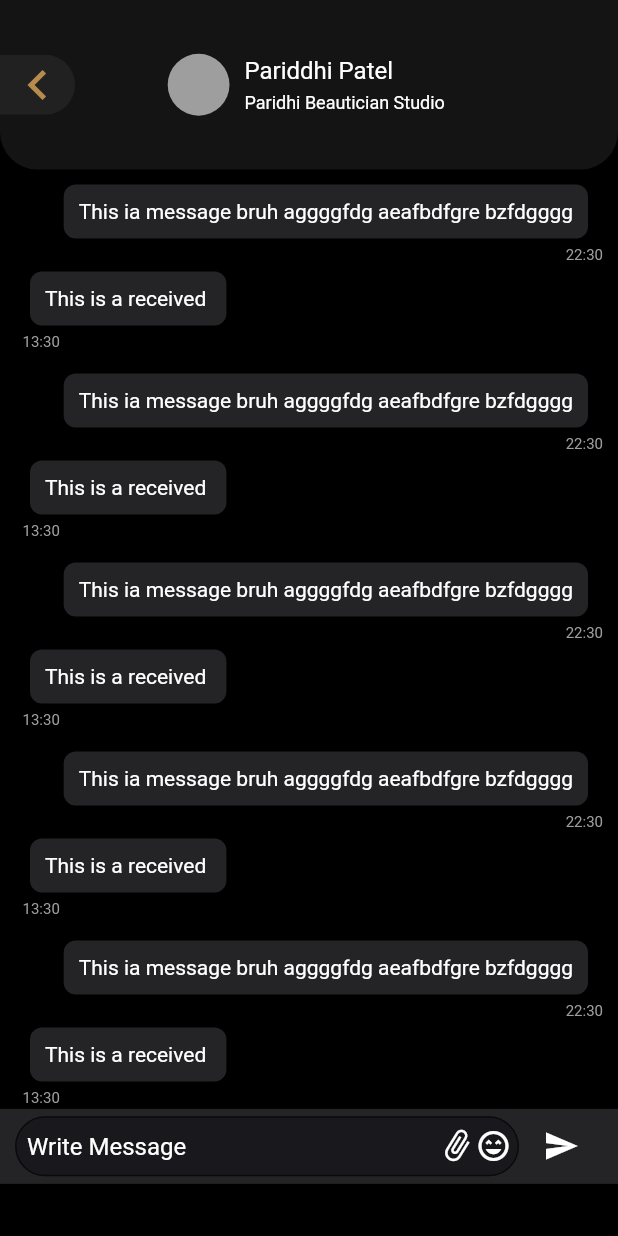
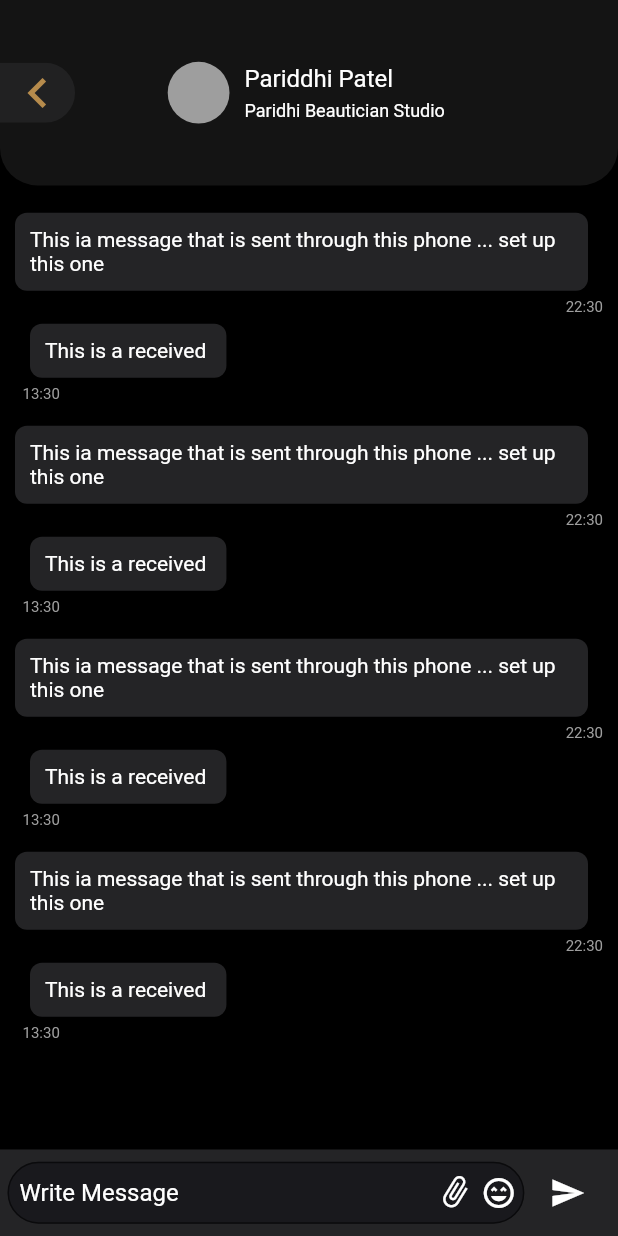
Before and after one commit to meetamin-19/ChatScreen, a Flutter app: the screen it shows after launch, on a phone screen of 412 x 824 dp. Run offline on Flutter 3.47's test engine with Material 2 defaults, Android fonts, the phone set to English and light mode, and no system bars.

Commit message:
ChatScreen textbox added

```diff
--- a/lib/chatmessagescreen.dart
+++ b/lib/chatmessagescreen.dart
@@ -12,10 +12,13 @@ class _ChatMssgScreenState extends State<ChatMssgScreen> {
   @override
   Widget build(BuildContext context) {
     var orientIsPortrait =  MediaQuery.of(context).orientation == Orientation.portrait;
-    return SafeArea(
-        child: Scaffold(
+    return Scaffold(
         backgroundColor: Colors.black,
-            body: CustomScrollView(
+        body: Column(
+          children: [
+            Container(
+              height: MediaQuery.of(context).size.height *.93,
+              child: CustomScrollView(
                   controller: _scrollerController,
                   keyboardDismissBehavior:
                   ScrollViewKeyboardDismissBehavior.onDrag,
@@ -23,9 +26,9 @@ class _ChatMssgScreenState extends State<ChatMssgScreen> {
                     SliverAppBar(
                       backgroundColor: Colors.black,
                       pinned: true,
-                    collapsedHeight:orientIsPortrait? 113 : 56,
+                      collapsedHeight:orientIsPortrait? MediaQuery.of(context).size.height * .16 : MediaQuery.of(context).size.height * (120/924),
                       flexibleSpace: Container(
-                      height:orientIsPortrait? 113 : 56,
+                        height:orientIsPortrait? MediaQuery.of(context).size.height * .15 : MediaQuery.of(context).size.height * (120/924),
                         decoration: const BoxDecoration(
                             borderRadius: BorderRadius.only(
                                 bottomRight: Radius.circular(25),
@@ -105,11 +108,11 @@ class _ChatMssgScreenState extends State<ChatMssgScreen> {
                       ),
                     ),
                     SliverToBoxAdapter(
-                    child: Container(
+                      child: SizedBox(
                         height: orientIsPortrait? MediaQuery
                             .of(context)
                             .size
-                          .height * 0.76 : MediaQuery.of(context).size.height *0.655,
+                            .height * 0.79 : MediaQuery.of(context).size.height *0.655,
                         child: ListView.builder(
                           controller: _scrollerController,
                           shrinkWrap: true,
@@ -122,18 +125,69 @@ class _ChatMssgScreenState extends State<ChatMssgScreen> {
                               return recievedMessage();
                             }
                           },
-                        itemCount: 30,
+                          itemCount: 8,
                         ),
                       ),
                     ),
-                  SliverToBoxAdapter(
-                    child: Container(
+                    // SliverToBoxAdapter(
+                    //   child: Container(
+                    //     height: orientIsPortrait ? MediaQuery.of(context).size.height * .074 : MediaQuery.of(context).size.height *.13,
+                    //     // padding:
+                    //     // const EdgeInsets.symmetric(horizontal: 5, vertical: 5),
+                    //     color: Color(0xff242426),
+                    //     child: Row(
+                    //       children: [Expanded(flex: 6, child: Container(
+                    //         height: orientIsPortrait ? MediaQuery.of(context).size.height * .05 : MediaQuery.of(context).size.height *.10,
+                    //         width: MediaQuery.of(context).size.width * .6,
+                    //         child: TextField(
+                    //           style: TextStyle(color: Colors.white),
+                    //           cursorColor: Colors.white,
+                    //           cursorHeight: 20,
+                    //           decoration: InputDecoration(
+                    //             fillColor: Color(0xff19191D),
+                    //             filled: true,
+                    //             hintText: "Write Message",
+                    //             hintStyle: TextStyle(
+                    //               color: Colors.white
+                    //             ),
+                    //             contentPadding: EdgeInsets.all(8),
+                    //               border: OutlineInputBorder(
+                    //                 borderRadius: BorderRadius.circular(30)
+                    //               ),
+                    //             //   suffixIcon:
+                    //               suffixIcon:Container(
+                    //                 padding: EdgeInsets.only(right: 5),
+                    //                 width: 65,
+                    //                 child: Row(
+                    //                   mainAxisAlignment: MainAxisAlignment.end,
+                    //                   children: [
+                    //                     Transform.rotate(angle: -45,child: const Icon(Icons.attachment_outlined,color: Colors.white,)),
+                    //                     SizedBox(width: 5,),
+                    //                     const Icon(Icons.sentiment_very_satisfied_outlined,color: Colors.white,)
+                    //                   ],
+                    //                 ),
+                    //               ),
+                    //           ),
+                    //         ),
+                    //       )),
+                    //         const Expanded(flex: 1, child: Padding(
+                    //           padding: EdgeInsets.symmetric(horizontal: 5),
+                    //           child: Icon(Icons.send,color: Colors.white,),
+                    //         ))
+                    //       ],
+                    //     ),
+                    //   ),
+                    // )
+                  ]),
+            ),
+            Expanded(child: Container(
+              height: orientIsPortrait ? MediaQuery.of(context).size.height * .074 : MediaQuery.of(context).size.height *.13,
               padding:
-                      const EdgeInsets.symmetric(horizontal: 10, vertical: 5),
+              const EdgeInsets.symmetric(horizontal: 5),
               color: Color(0xff242426),
               child: Row(
                 children: [Expanded(flex: 6, child: Container(
-                          height: 40,
+                  height: orientIsPortrait ? MediaQuery.of(context).size.height * .05 : MediaQuery.of(context).size.height *.10,
                   width: MediaQuery.of(context).size.width * .6,
                   child: TextField(
                     style: TextStyle(color: Colors.white),
@@ -153,11 +207,12 @@ class _ChatMssgScreenState extends State<ChatMssgScreen> {
                       //   suffixIcon:
                       suffixIcon:Container(
                         padding: EdgeInsets.only(right: 5),
-                                  width: 60,
+                        width: 65,
                         child: Row(
                           mainAxisAlignment: MainAxisAlignment.end,
                           children: [
                             Transform.rotate(angle: -45,child: const Icon(Icons.attachment_outlined,color: Colors.white,)),
+                            SizedBox(width: 5,),
                             const Icon(Icons.sentiment_very_satisfied_outlined,color: Colors.white,)
                           ],
                         ),
@@ -165,15 +220,16 @@ class _ChatMssgScreenState extends State<ChatMssgScreen> {
                     ),
                   ),
                 )),
-                          Expanded(flex: 1, child: const Padding(
+                  const Expanded(flex: 1, child: Padding(
                     padding: EdgeInsets.symmetric(horizontal: 5),
                     child: Icon(Icons.send,color: Colors.white,),
                   ))
                 ],
               ),
+            ))
+          ],
         ),
-                  )
-                ])));
+    );
   }
 
   Container recievedMessage() {
@@ -218,7 +274,7 @@ class _ChatMssgScreenState extends State<ChatMssgScreen> {
                   borderRadius: BorderRadius.circular(8.0)),
               margin: EdgeInsets.only(right: 10.0),
               child: const Text(
-                'This ia message bruh aggggfdg aeafbdfgre bzfdgggg',
+                'This ia message that is sent through this phone ... set up this one ',
                 style: TextStyle(color: Colors.white),
               ),
             ),
```
Also changed, not shown: lib/profilescreen.dart (+62 -52 lines). Lines whose indentation alone changed are shown as unchanged.
